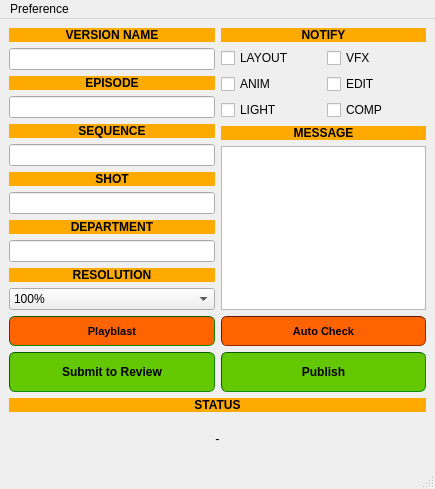
This is publish/rf_scene_publish/ui.ui in ChanonVilaiyuk/rftool as Qt 5 draws it before an edit. The edited form follows.
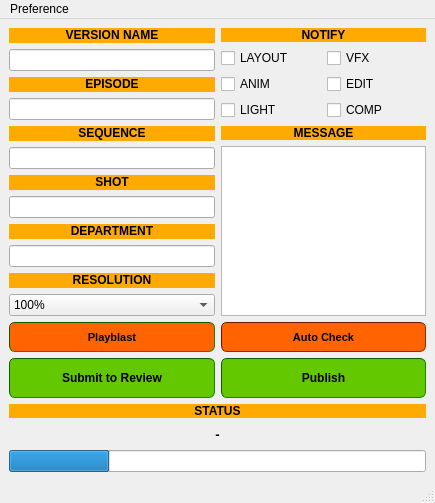
This is the edited form.

```diff
--- a/publish/rf_scene_publish/ui.ui
+++ b/publish/rf_scene_publish/ui.ui
@@ -7,7 +7,7 @@
     <x>0</x>
     <y>0</y>
     <width>435</width>
-    <height>478</height>
+    <height>503</height>
    </rect>
   </property>
   <property name="windowTitle">
@@ -5944,12 +5944,14 @@
         <property name="minimumSize">
          <size>
           <width>0</width>
-          <height>40</height>
+          <height>20</height>
          </size>
         </property>
         <property name="font">
          <font>
           <pointsize>10</pointsize>
+          <weight>75</weight>
+          <bold>true</bold>
          </font>
         </property>
         <property name="text">
@@ -5960,6 +5962,16 @@
         </property>
        </widget>
       </item>
+      <item>
+       <widget class="QProgressBar" name="progressBar">
+        <property name="value">
+         <number>24</number>
+        </property>
+        <property name="textVisible">
+         <bool>false</bool>
+        </property>
+       </widget>
+      </item>
      </layout>
     </item>
    </layout>
```
Left out of the diff: 2 changed lines with no effect on the pictures.
